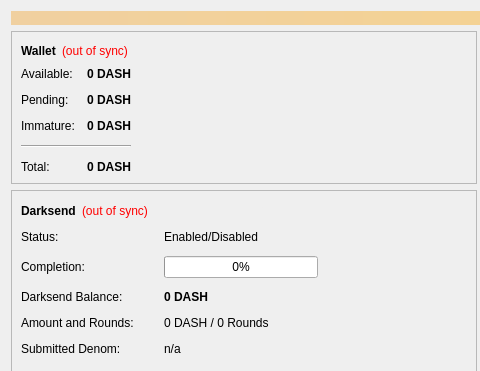
Qt form src/qt/forms/overviewpage.ui (projectinterzone/tITZ) before a commit; both pictures show x 0 to 480 and y 0 to 371 of the 960 by 585 pixel window.
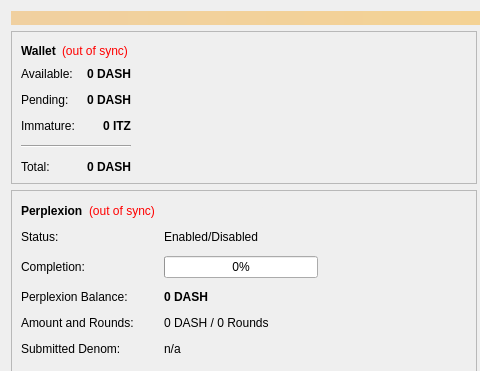
The same form after that commit.

The edit to the form file:
```diff
--- a/src/qt/forms/overviewpage.ui
+++ b/src/qt/forms/overviewpage.ui
@@ -191,7 +191,7 @@
                  <string>Mined balance that has not yet matured</string>
                 </property>
                 <property name="text">
-                 <string notr="true">0 DASH</string>
+                 <string notr="true">0 ITZ</string>
                 </property>
                 <property name="alignment">
                  <set>Qt::AlignRight|Qt::AlignTrailing|Qt::AlignVCenter</set>
@@ -336,7 +336,7 @@
            <item row="2" column="0">
             <widget class="QLabel" name="labelAnonymizedText">
              <property name="text">
-              <string>Darksend Balance:</string>
+              <string>Perplexion Balance:</string>
              </property>
             </widget>
            </item>
@@ -946,7 +946,7 @@
               </font>
              </property>
              <property name="text">
-              <string>Darksend</string>
+              <string>Perplexion</string>
              </property>
             </widget>
            </item>
```
Left out of the diff: 6 changed lines with no effect on the pictures.
